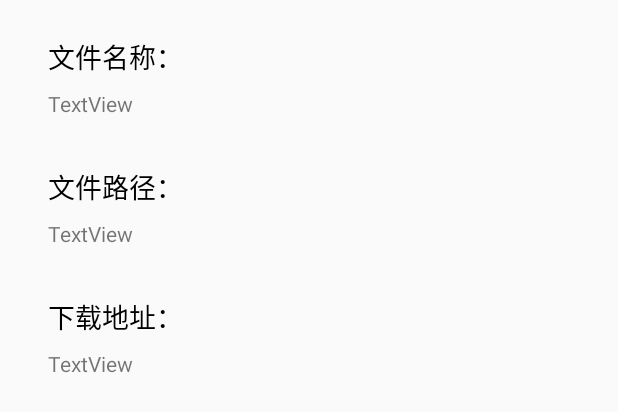
After one commit to Ericwyn/KindleHelper, an Android app: the layout dialog_filedetails.xml on its own in the app's theme, with its tools: preview values and no code run, on a phone screen of 412 x 824 dp. The commit adds this screen. Shown: the top 412 px of the screen. Run offline under Robolectric (Android 15) with nearby library versions, the light colour scheme and no system bars; network calls fail.

Commit message:
修复了一些界面的小bug，文件详情的dialog和文件列表的删除功能，添加了图标，至此软件基本完成

```diff
--- a/app/src/main/java/com/ericwyn/kindlesharehelper/fragment/MainFragment.java
+++ b/app/src/main/java/com/ericwyn/kindlesharehelper/fragment/MainFragment.java
@@ -16,9 +16,9 @@ import android.widget.ImageButton;
 import android.widget.TextView;
 import android.widget.Toast;
 
-import com.ericwyn.kindlesharehelper.HttpServer;
+import com.ericwyn.kindlesharehelper.httpServers.HttpServer;
 import com.ericwyn.kindlesharehelper.R;
-import com.ericwyn.kindlesharehelper.SimpleServer;
+import com.ericwyn.kindlesharehelper.httpServers.SimpleServer;
 
 import java.io.BufferedWriter;
 import java.io.File;
--- a/app/src/main/java/com/ericwyn/kindlesharehelper/HttpServer.java
+++ b/app/src/main/java/com/ericwyn/kindlesharehelper/httpServers/HttpServer.java
@@ -1,5 +1,7 @@
-package com.ericwyn.kindlesharehelper;
+package com.ericwyn.kindlesharehelper.httpServers;
 
+
+import com.ericwyn.kindlesharehelper.utils.HtmlUtil;
 
 import java.util.ArrayList;
 import java.util.HashMap;
--- a/app/src/main/java/com/ericwyn/kindlesharehelper/SimpleServer.java
+++ b/app/src/main/java/com/ericwyn/kindlesharehelper/httpServers/SimpleServer.java
@@ -1,4 +1,4 @@
-package com.ericwyn.kindlesharehelper;
+package com.ericwyn.kindlesharehelper.httpServers;
 
 import java.io.File;
 import java.io.FileInputStream;
--- a/app/src/main/java/com/ericwyn/kindlesharehelper/HtmlUtil.java
+++ b/app/src/main/java/com/ericwyn/kindlesharehelper/utils/HtmlUtil.java
@@ -1,4 +1,4 @@
-package com.ericwyn.kindlesharehelper;
+package com.ericwyn.kindlesharehelper.utils;
 
 import com.ericwyn.kindlesharehelper.fragment.MainFragment;
 
--- a/app/src/main/res/layout/activity_main.xml
+++ b/app/src/main/res/layout/activity_main.xml
@@ -6,6 +6,7 @@
     android:layout_width="match_parent"
     android:layout_height="match_parent"
     tools:context="com.ericwyn.kindlesharehelper.MainActivity">
+
     <android.support.v4.view.ViewPager
         android:id="@+id/main_viewPager"
         android:layout_width="match_parent"
--- /dev/null
+++ b/app/src/main/res/layout/dialog_filedetails.xml
@@ -0,0 +1,96 @@
+<?xml version="1.0" encoding="utf-8"?>
+<android.support.constraint.ConstraintLayout xmlns:android="http://schemas.android.com/apk/res/android"
+                                             xmlns:app="http://schemas.android.com/apk/res-auto"
+                                             xmlns:tools="http://schemas.android.com/tools"
+                                             android:layout_width="match_parent"
+                                             android:layout_height="wrap_content"
+                                             android:orientation="vertical">
+
+    <TextView
+        android:id="@+id/textView"
+        android:layout_width="wrap_content"
+        android:layout_height="wrap_content"
+        android:layout_marginEnd="8dp"
+        android:layout_marginLeft="32dp"
+        android:layout_marginRight="8dp"
+        android:layout_marginStart="32dp"
+        android:layout_marginTop="24dp"
+        android:text="文件名称："
+        android:textColor="@android:color/background_dark"
+        android:textSize="18sp"
+        app:layout_constraintHorizontal_bias="0.0"
+        app:layout_constraintLeft_toLeftOf="parent"
+        app:layout_constraintRight_toRightOf="parent"
+        app:layout_constraintTop_toTopOf="parent"/>
+
+    <TextView
+        android:id="@+id/textView3"
+        android:layout_width="wrap_content"
+        android:layout_height="wrap_content"
+        android:layout_marginLeft="32dp"
+        android:layout_marginRight="8dp"
+        android:layout_marginTop="32dp"
+        android:text="文件路径："
+        android:textColor="@android:color/background_dark"
+        android:textSize="18sp"
+        app:layout_constraintHorizontal_bias="0.0"
+        app:layout_constraintLeft_toLeftOf="parent"
+        app:layout_constraintRight_toRightOf="parent"
+        app:layout_constraintTop_toBottomOf="@+id/tv_fileName_dialog"/>
+
+    <TextView
+        android:id="@+id/textView4"
+        android:layout_width="wrap_content"
+        android:layout_height="wrap_content"
+        android:layout_marginLeft="32dp"
+        android:layout_marginRight="8dp"
+        android:text="下载地址："
+        android:textColor="@android:color/background_dark"
+        android:textSize="18sp"
+        app:layout_constraintHorizontal_bias="0.0"
+        app:layout_constraintLeft_toLeftOf="parent"
+        app:layout_constraintRight_toRightOf="parent"
+        android:layout_marginTop="32dp"
+        app:layout_constraintTop_toBottomOf="@+id/tv_filePath_dialog"/>
+
+    <TextView
+        android:id="@+id/tv_fileName_dialog"
+        android:layout_width="match_parent"
+        android:layout_height="wrap_content"
+        android:layout_marginLeft="32dp"
+        android:layout_marginRight="32dp"
+        android:layout_marginTop="8dp"
+        android:text="TextView"
+        app:layout_constraintHorizontal_bias="0.0"
+        app:layout_constraintLeft_toLeftOf="parent"
+        app:layout_constraintRight_toRightOf="parent"
+        app:layout_constraintTop_toBottomOf="@+id/textView"/>
+
+    <TextView
+        android:id="@+id/tv_filePath_dialog"
+        android:layout_width="match_parent"
+        android:layout_height="wrap_content"
+        android:layout_marginLeft="32dp"
+        android:layout_marginRight="32dp"
+        android:layout_marginTop="8dp"
+        android:text="TextView"
+        app:layout_constraintHorizontal_bias="0.0"
+        app:layout_constraintLeft_toLeftOf="parent"
+        app:layout_constraintRight_toRightOf="parent"
+        app:layout_constraintTop_toBottomOf="@+id/textView3"/>
+
+    <TextView
+        android:id="@+id/tv_fileUrl_dialog"
+        android:layout_width="wrap_content"
+        android:layout_height="wrap_content"
+        android:layout_marginLeft="32dp"
+        android:layout_marginRight="8dp"
+        android:layout_marginTop="8dp"
+        android:text="TextView"
+        android:paddingBottom="36dp"
+        app:layout_constraintHorizontal_bias="0.0"
+        app:layout_constraintLeft_toLeftOf="parent"
+        app:layout_constraintRight_toRightOf="parent"
+        app:layout_constraintTop_toBottomOf="@+id/textView4"
+        />
+</android.support.constraint.ConstraintLayout>
```
Also changed, not shown: app/src/main/java/com/ericwyn/kindlesharehelper/dialog/FileDetailsDialog.java (added, +74 -0 lines), app/src/main/java/com/ericwyn/kindlesharehelper/fragment/FileChooseFragment.java (+17 -3 lines), app/src/main/java/com/ericwyn/kindlesharehelper/utils/FileUtils.java (renamed from app/src/main/java/com/ericwyn/kindlesharehelper/FileTools.java, +4 -4 lines), app/src/main/ic_launcher-web.png (added), app/src/main/res/layout/fragment_main.xml (indentation only), app/src/main/res/layout/item_lv_filchoose.xml (indentation only), app/src/main/res/mipmap-hdpi/ic_launcher.png, app/src/main/res/mipmap-mdpi/ic_launcher.png, app/src/main/res/mipmap-xhdpi/ic_launcher.png, app/src/main/res/mipmap-xxhdpi/ic_launcher.png, app/src/main/res/mipmap-xxxhdpi/ic_launcher.png.
